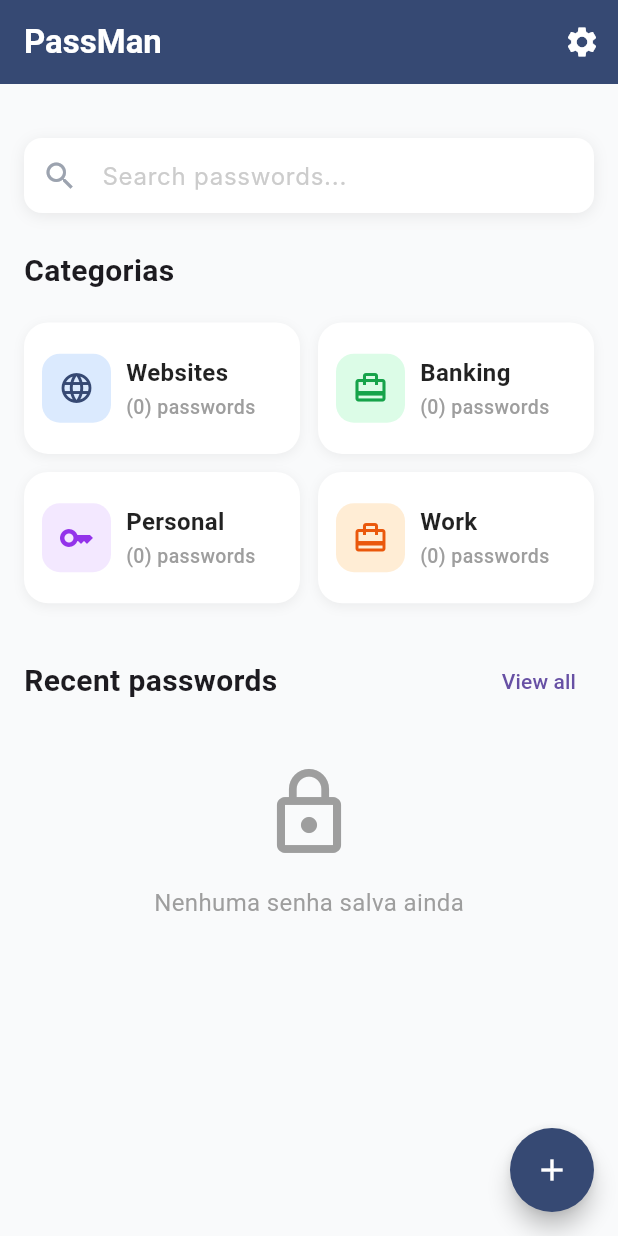
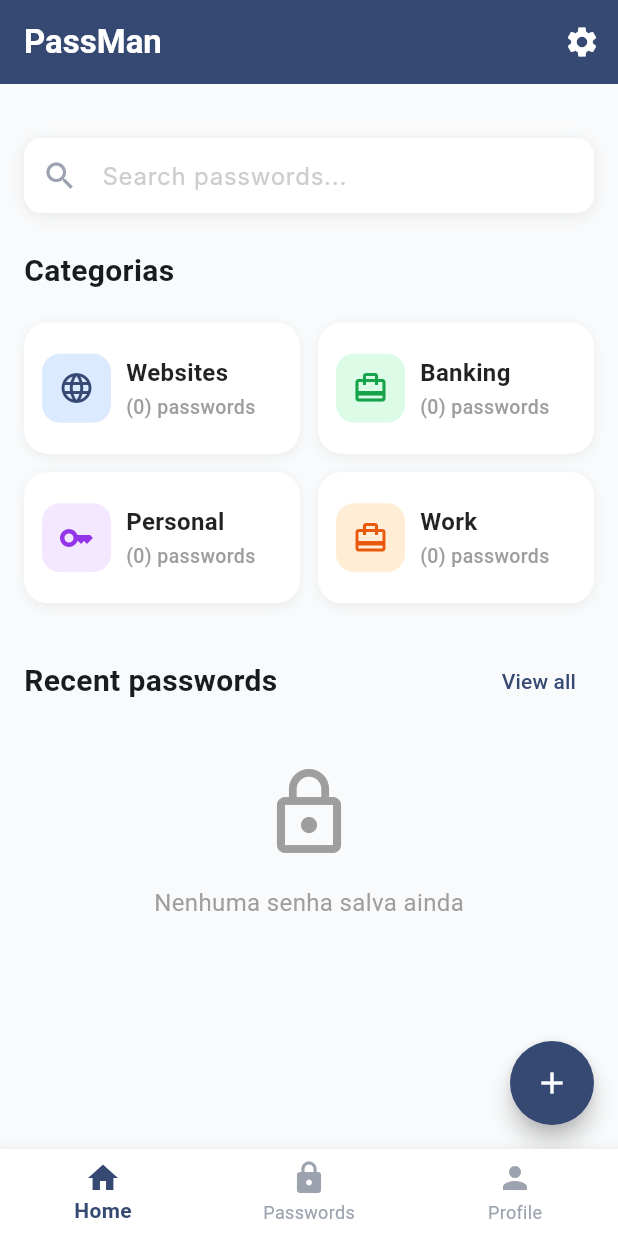
Before and after one commit to YanGarrido/Projeto_Gerenciador_Senha_Flutter, a Flutter app: the screen it shows after launch, on a phone screen of 412 x 824 dp. Run offline on Flutter 3.47's test engine with Material 3 defaults, Android fonts, the phone set to English and light mode, and no system bars; our stand-ins replace flutter_secure_storage, shared_preferences; Roboto replaces fonts that are missing (Inter).

Commit message:
feat(app): configurar aplicação com nova arquitetura
- Integrar AppTheme centralizado
- Configurar rotas com AppRoutes
- Adicionar título da aplicação
- Implementar navegação inicial para BottomNav
- Remover imports antigos

```diff
--- a/lib/main.dart
+++ b/lib/main.dart
@@ -1,10 +1,15 @@
 import 'package:flutter/material.dart';
-import 'package:flutter_application_1/home/home_page.dart';
+import 'package:flutter_application_1/core/constants/app_routes.dart';
+import 'package:flutter_application_1/core/theme/app_theme.dart';
+import 'package:flutter_application_1/shared/widgets/bottom_nav.dart';
+import 'package:flutter_application_1/screens/login_screen.dart';
+import 'package:flutter_application_1/screens/profile_register_screen.dart';
+import 'package:flutter_application_1/screens/passwords_screen.dart';
+import 'package:flutter_application_1/form/form_password_page.dart';
 
 void main() {
   runApp(const MainApp());
 }
-
 
 class MainApp extends StatelessWidget {
   const MainApp({super.key});
@@ -12,8 +17,20 @@ class MainApp extends StatelessWidget {
   @override
   Widget build(BuildContext context) {
     return MaterialApp(
-      home: HomePage(),
+      title: 'PassMan - Password Manager',
       debugShowCheckedModeBanner: false,
+      theme: AppTheme.lightTheme,
+      initialRoute: AppRoutes.bottomNav,
+      routes: {
+        AppRoutes.bottomNav: (context) {
+          final args = ModalRoute.of(context)?.settings.arguments;
+          return BottomNav(startIndex: args is int ? args : 0);
+        },
+        AppRoutes.login: (context) => const LoginScreen(),
+        AppRoutes.register: (context) => const ProfileRegisterScreen(),
+        AppRoutes.passwords: (context) => const PasswordsScreen(),
+        AppRoutes.addPassword: (context) => const FormPasswordPage(),
+      },
     );
   }
 }
```
